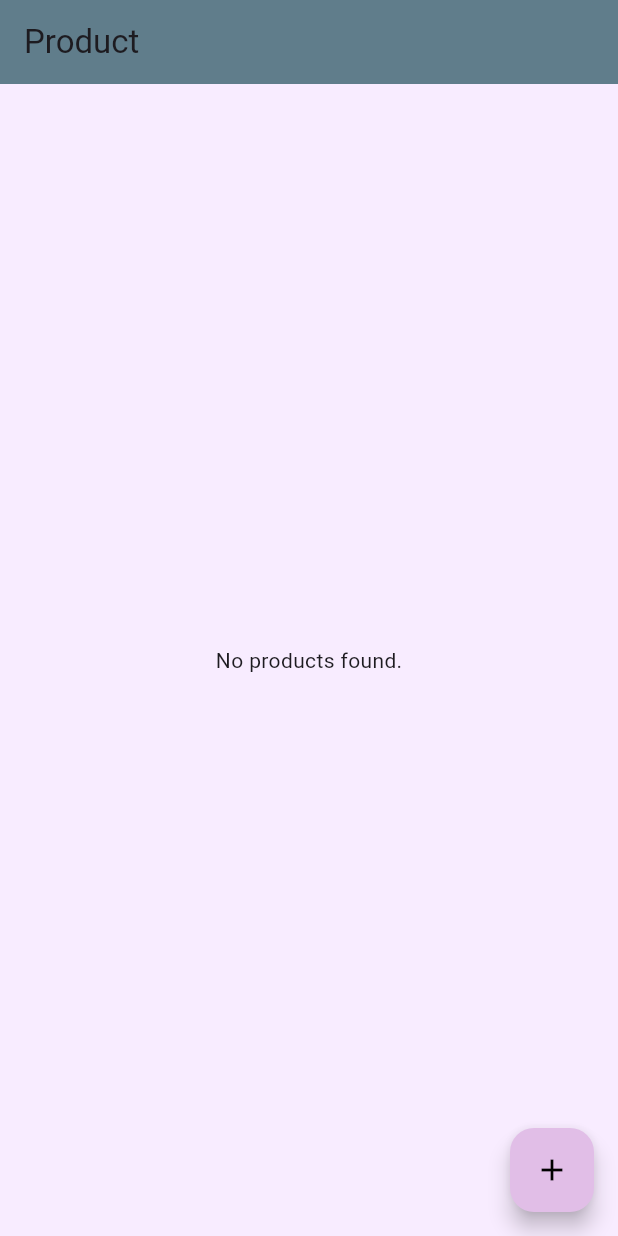
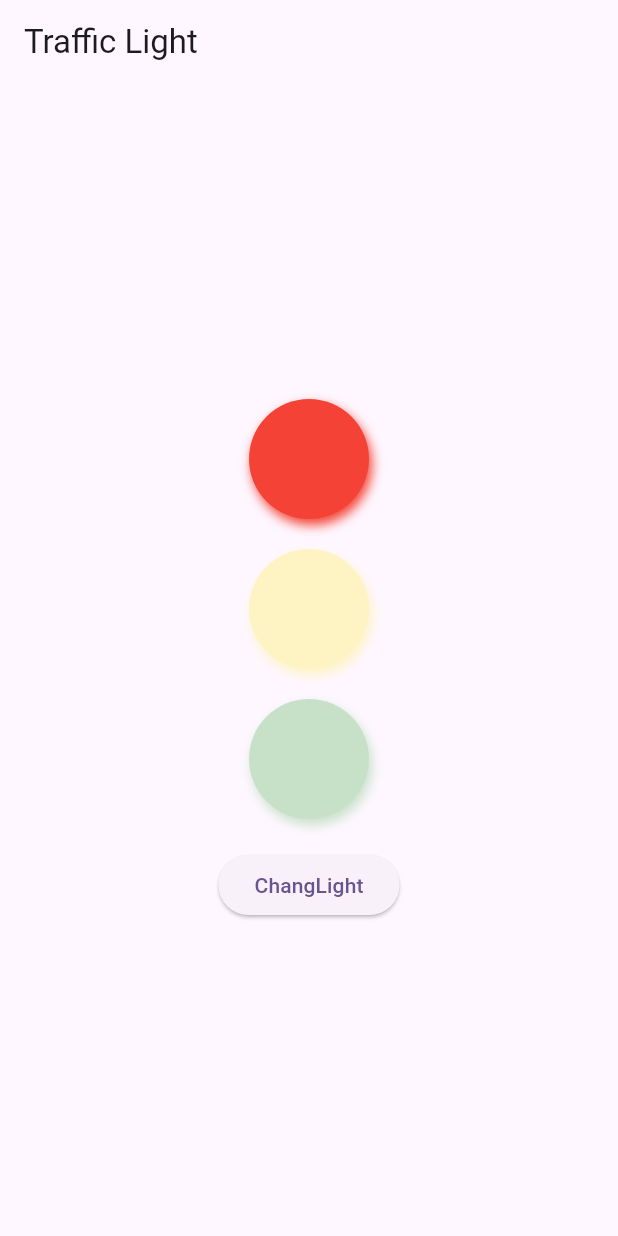
Before and after one commit to Nutkamol-660710706/first_app, a Flutter app: the screen it shows after launch, on a phone screen of 412 x 824 dp. Run offline on Flutter 3.47's test engine with Material 3 defaults, Android fonts, the phone set to English and light mode, and no system bars; our stand-ins replace cloud_firestore, firebase_core; missing offline and left inert: dart:html; accounts and stored records are empty.

Commit message:
trafficLight

```diff
--- a/lib/api_example/product_page.dart
+++ /dev/null
@@ -1,159 +0,0 @@
-import 'package:cloud_firestore/cloud_firestore.dart';
-import 'package:flutter/material.dart';
-
-class FirestoreTest extends StatefulWidget {
-  const FirestoreTest({super.key});
-
-  @override
-  State<FirestoreTest> createState() => _FirestoreTestState();
-}
-
-class _FirestoreTestState extends State<FirestoreTest> {
-  final CollectionReference products =
-      FirebaseFirestore.instance.collection('products');
-
-  // CREATE
-  Future<void> createProduct(
-      String name, String description, double price) async {
-    await products.add({
-      'name': name,
-      'description': description,
-      'price': price,
-    });
-  }
-
-  // UPDATE
-  Future<void> updateProduct(
-      String docId, String name, String description, double price) async {
-    await products.doc(docId).update({
-      'name': name,
-      'description': description,
-      'price': price,
-    });
-  }
-
-  // DELETE
-  Future<void> deleteProduct(String docId) async {
-    await products.doc(docId).delete();
-  }
-
-  // -------------------------------
-  // ฟอร์มแก้ไขสินค้า (Dialog)
-  void showEditDialog(
-      String docId, String currentName, String currentDesc, double currentPrice) {
-    final nameController = TextEditingController(text: currentName);
-    final descController = TextEditingController(text: currentDesc);
-    final priceController = TextEditingController(text: currentPrice.toString());
-
-    showDialog(
-      context: context,
-      builder: (context) => AlertDialog(
-        title: const Text('แก้ไขสินค้า'),
-        content: Column(
-          mainAxisSize: MainAxisSize.min,
-          children: [
-            TextField(controller: nameController, decoration: const InputDecoration(labelText: 'ชื่อสินค้า')),
-            TextField(controller: descController, decoration: const InputDecoration(labelText: 'รายละเอียด')),
-            TextField(
-              controller: priceController,
-              keyboardType: TextInputType.number,
-              decoration: const InputDecoration(labelText: 'ราคา'),
-            ),
-          ],
-        ),
-        actions: [
-          TextButton(onPressed: () => Navigator.pop(context), child: const Text('ยกเลิก')),
-          ElevatedButton(
-            onPressed: () {
-              updateProduct(
-                docId,
-                nameController.text,
-                descController.text,
-                double.tryParse(priceController.text) ?? 0,
-              );
-              Navigator.pop(context);
-            },
-            child: const Text('บันทึก'),
-          ),
-        ],
-      ),
-    );
-  }
-  // -------------------------------
-
-  @override
-  Widget build(BuildContext context) {
-    return Scaffold(
-      appBar: AppBar(
-        title: const Text('Product'),
-        backgroundColor: Colors.blueGrey,
-      ),
-      body: StreamBuilder<QuerySnapshot>(
-        stream: products.snapshots(),
-        builder: (context, snapshot) {
-          if (snapshot.connectionState == ConnectionState.waiting) {
-            return const Center(child: CircularProgressIndicator());
-          }
-
-          if (!snapshot.hasData || snapshot.data!.docs.isEmpty) {
-            return const Center(child: Text('No products found.'));
-          }
-
-          final data = snapshot.data!.docs;
-
-          return ListView.separated(
-            itemCount: data.length,
-            separatorBuilder: (context, index) => const Divider(),
-            itemBuilder: (context, index) {
-              final product = data[index];
-              final productId = product.id;
-              final name = product['name'];
-              final description = product['description'];
-              final price = product['price'];
-
-              return ListTile(
-                leading: Text('${index + 1}'),
-                title: Text(name),
-                subtitle: Text(description),
-                trailing: Row(
-                  mainAxisSize: MainAxisSize.min,
-                  children: [
-                    Text(
-                      '${price.toString()} ฿',
-                      style: const TextStyle(
-                        color: Colors.green,
-                        fontWeight: FontWeight.bold,
-                      ),
-                    ),
-                    const SizedBox(width: 10),
-                    IconButton(
-                      icon: const Icon(Icons.edit, color: Colors.orange),
-                      onPressed: () {
-                        showEditDialog(productId, name, description, price);
-                      },
-                    ),
-                    IconButton(
-                      icon: const Icon(Icons.delete, color: Colors.red),
-                      onPressed: () {
-                        deleteProduct(productId);
-                      },
-                    ),
-                  ],
-                ),
-              );
-            },
-          );
-        },
-      ),
-      floatingActionButton: FloatingActionButton(
-        backgroundColor: Colors.purple.shade100,
-        child: const Icon(Icons.add, color: Colors.black),
-        onPressed: () {
-          // ตัวอย่างการเพิ่มข้อมูล
-          createProduct('New Product', 'Example item', 9999);
-        },
-      ),
-      backgroundColor: const Color(0xFFF8ECFF),
-    );
-  }
-}
--- a/lib/main.dart
+++ b/lib/main.dart
@@ -15,7 +15,8 @@ import 'package:flutter/material.dart';
 import 'firebase_options.dart';
 //import 'animeted_test.dart';
 //import 'api_example/firestore_test.dart';
-import 'api_example/product_page.dart';
+//import 'api_example/product_page.dart';
+import 'traffig_light.dart';
 
 void main() async {
   WidgetsFlutterBinding.ensureInitialized();
@@ -37,7 +38,7 @@ class MyApp extends StatelessWidget {
         colorScheme: ColorScheme.fromSeed(seedColor: Colors.deepPurple),
       ),
       debugShowCheckedModeBanner: false,
-      home: const FirestoreTest(),
+      home: const TraffigLight(),
       // initialRoute: '/',
       // routes: {
       //   '/': (context) => FirstPage(),
--- /dev/null
+++ b/lib/traffig_light.dart
@@ -0,0 +1,83 @@
+import 'package:flutter/material.dart';
+
+class TraffigLight extends StatefulWidget {
+  const TraffigLight({super.key});
+
+  @override
+  State<TraffigLight> createState() => _TraffigLightState();
+}
+
+class _TraffigLightState extends State<TraffigLight> {
+   // ฟังก์ชันสร้างวงกลม
+  Widget buildCircle(Color color) {
+    return Container(
+      width: 80,
+      height: 80,
+      decoration: BoxDecoration(
+        color: color,
+        shape: BoxShape.circle,
+        boxShadow: [
+          BoxShadow(
+            color: color,
+            blurRadius: 6,
+            offset: const Offset(2, 4),
+          ),
+        ],
+      ),
+    );
+  }
+  double opacityRed = 1.0;
+  double opacityYellow = 0.3;
+  double opacityGreen = 0.3;
+  void ChangeLight() {
+    setState(() {
+      if (opacityRed == 1.0) {
+        opacityRed = 0.3;
+        opacityYellow = 1.0;
+        opacityGreen = 0.3;
+      } else if (opacityYellow == 1.0) {
+        opacityRed = 0.3;
+        opacityYellow = 0.3;
+        opacityGreen = 1.0;
+      } else {
+        opacityRed = 1.0;
+        opacityYellow = 0.3;
+        opacityGreen = 0.3;
+      }
+    });
+  }
+  @override
+  Widget build(BuildContext context) {
+    return Scaffold(
+      appBar: AppBar(
+        title: const Text('Traffic Light'),
+      ),
+      body: Center(
+        child: Column(
+          mainAxisAlignment: MainAxisAlignment.center,
+          children: [
+            AnimatedOpacity(
+              opacity: opacityRed,
+              duration: const Duration(seconds: 1),
+              child: buildCircle(Colors.red),
+            ),
+            const SizedBox(height: 20),
+            AnimatedOpacity(
+              opacity: opacityYellow,
+              duration: const Duration(seconds: 1),
+              child: buildCircle(Colors.yellow),
+            ),
+            const SizedBox(height: 20),
+            AnimatedOpacity(
+              opacity: opacityGreen,
+              duration: const Duration(seconds: 1),
+              child: buildCircle(Colors.green),
+            ),
+            const SizedBox(height: 20),
+            ElevatedButton(onPressed: ChangeLight, child: Text("ChangLight"))
+          ],
+        ),
+      )
+    );
+  }
+}
```
Also changed, not shown: lib/api_example/firestore_test.dart (+122 -10 lines), lib/api_example/testcall.dart (added, +47 -0 lines).
